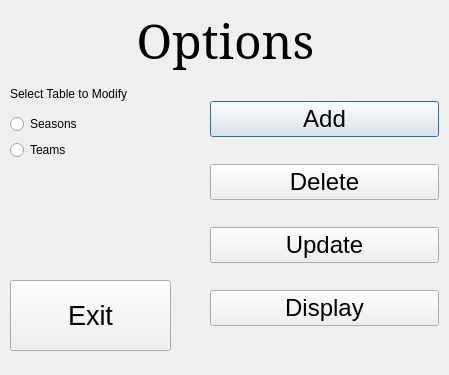
Old version of the form options.ui in the repository PaulSirk/dataBaseManager.
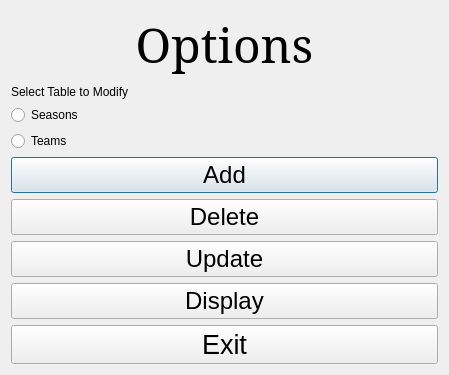
New version of the form.

The edit to the form file:
```diff
--- a/options.ui
+++ b/options.ui
@@ -13,15 +13,9 @@
   <property name="windowTitle">
    <string>Dialog</string>
   </property>
+  <layout class="QVBoxLayout" name="verticalLayout">
+   <item>
   <widget class="QLabel" name="lblOptions">
-   <property name="geometry">
-    <rect>
-     <x>10</x>
-     <y>10</y>
-     <width>431</width>
-     <height>61</height>
-    </rect>
-   </property>
    <property name="font">
     <font>
      <family>Serif</family>
@@ -35,15 +29,33 @@
     <set>Qt::AlignCenter</set>
    </property>
   </widget>
-  <widget class="QWidget" name="verticalLayoutWidget">
-   <property name="geometry">
-    <rect>
-     <x>210</x>
-     <y>80</y>
-     <width>229</width>
-     <height>271</height>
-    </rect>
-   </property>
+   </item>
+   <item>
+    <layout class="QVBoxLayout" name="vlTables">
+     <item>
+      <widget class="QLabel" name="lblTables">
+       <property name="text">
+        <string>Select Table to Modify</string>
+       </property>
+      </widget>
+     </item>
+     <item>
+      <widget class="QRadioButton" name="rdSeasons">
+       <property name="text">
+        <string>Seasons</string>
+       </property>
+      </widget>
+     </item>
+     <item>
+      <widget class="QRadioButton" name="rdTeams">
+       <property name="text">
+        <string>Teams</string>
+       </property>
+      </widget>
+     </item>
+    </layout>
+   </item>
+   <item>
    <layout class="QVBoxLayout" name="vlOptionButtons">
     <item>
      <widget class="QPushButton" name="pbAdd">
@@ -94,49 +106,9 @@
      </widget>
     </item>
    </layout>
-  </widget>
-  <widget class="QWidget" name="verticalLayoutWidget_2">
-   <property name="geometry">
-    <rect>
-     <x>10</x>
-     <y>80</y>
-     <width>166</width>
-     <height>80</height>
-    </rect>
-   </property>
-   <layout class="QVBoxLayout" name="vlTables">
-    <item>
-     <widget class="QLabel" name="lblTables">
-      <property name="text">
-       <string>Select Table to Modify</string>
-      </property>
-     </widget>
     </item>
     <item>
-     <widget class="QRadioButton" name="rdSeasons">
-      <property name="text">
-       <string>Seasons</string>
-      </property>
-     </widget>
-    </item>
-    <item>
-     <widget class="QRadioButton" name="rdTeams">
-      <property name="text">
-       <string>Teams</string>
-      </property>
-     </widget>
-    </item>
-   </layout>
-  </widget>
   <widget class="QPushButton" name="pbExit">
-   <property name="geometry">
-    <rect>
-     <x>10</x>
-     <y>280</y>
-     <width>161</width>
-     <height>71</height>
-    </rect>
-   </property>
    <property name="font">
     <font>
      <pointsize>20</pointsize>
@@ -146,6 +118,8 @@
     <string>Exit</string>
    </property>
   </widget>
+   </item>
+  </layout>
  </widget>
  <resources/>
  <connections/>
```
Lines whose indentation alone changed are shown as unchanged.
